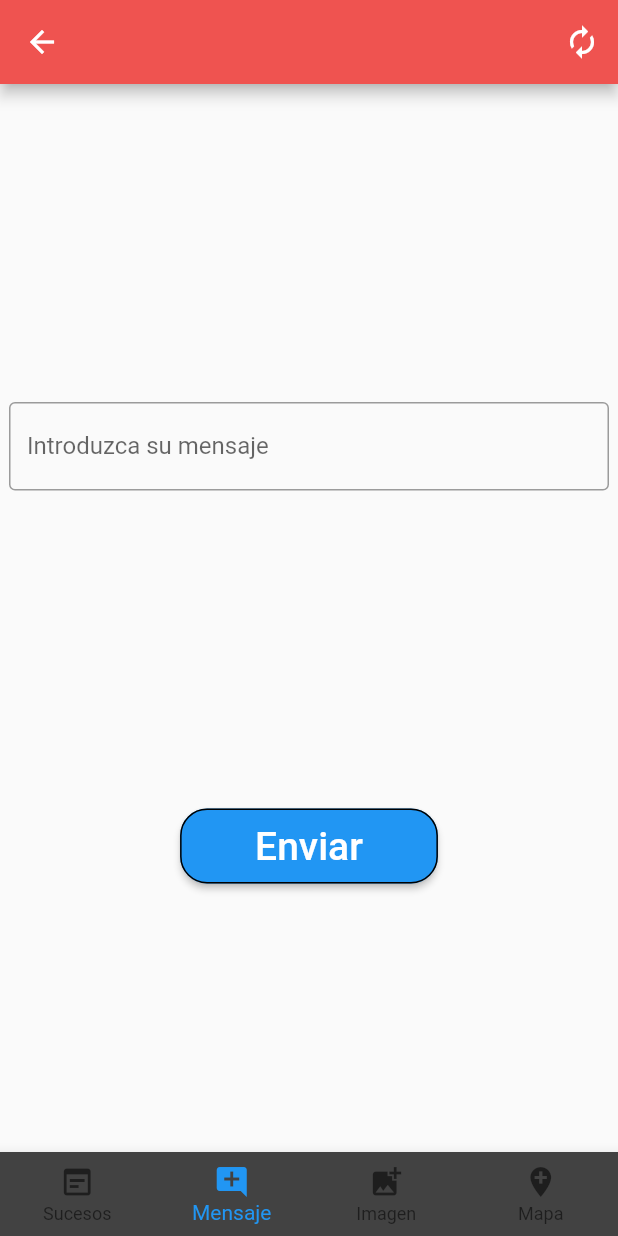
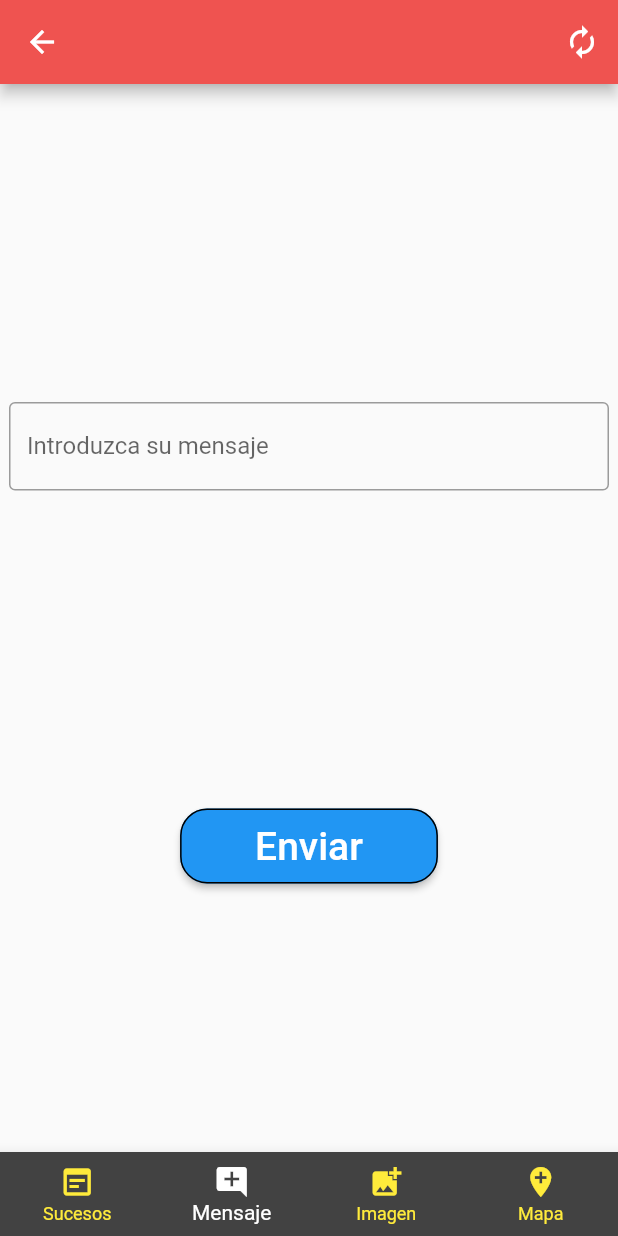
Before and after one commit to LuisPlasencia/proyecto-flutter, a Flutter app: the DetalleIncidencias screen opened directly with empty values, item 2 of the bottom bar chosen, on a phone screen of 412 x 824 dp. Run offline on Flutter 3.47's test engine with Material 2 defaults, Android fonts, the phone set to English and light mode, and no system bars; our stand-ins replace flutter_map, geolocator, image_picker, latlong.

Commit message:
arreglando el bottom navigation bar

```diff
--- a/telycom_app/lib/DetalleIncidencias.dart
+++ b/telycom_app/lib/DetalleIncidencias.dart
@@ -128,9 +128,12 @@ class _DetalleIncidencias extends State<DetalleIncidencias> {
             textTheme: Theme.of(context)
                 .textTheme
                 .copyWith(caption: new TextStyle(color: Colors.yellow))),
+
         // sets the inactive color of the `BottomNavigationBar`
         child: new BottomNavigationBar(
           type: BottomNavigationBarType.fixed,
+          unselectedItemColor: Colors.yellow,
+          selectedItemColor: Colors.white,
           currentIndex: _currentIndex,
           onTap: onTabTapped,
           items: [
```
